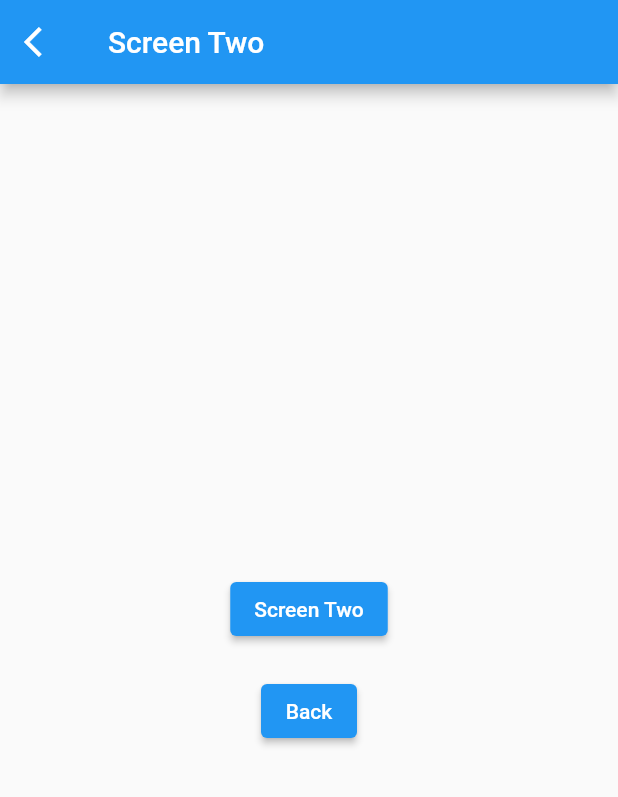
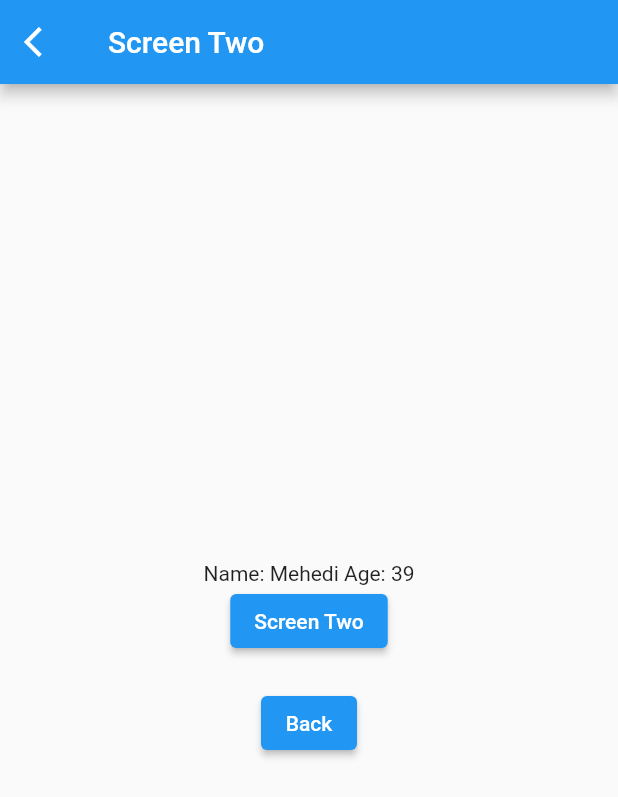
Before and after one commit to jpmehedi/ict-flutter-batch-7, a Flutter app: the ScreenOne screen opened by its route, after a tap on "Screen One", on a phone screen of 412 x 824 dp. Shown: the top 797 px of the screen. Run offline on Flutter 3.47's test engine with Material 2 defaults, Android fonts, the phone set to English and light mode, and no system bars.

Commit message:
Pass data to another screen

```diff
--- a/lib/screen_one.dart
+++ b/lib/screen_one.dart
@@ -4,6 +4,8 @@ import 'package:flutter/material.dart';
 class ScreenOne extends StatelessWidget {
  static final String path = "ScreenOne";
   ScreenOne({ Key? key });
+  String name = "Mehedi";
+  int age = 39;
 
   @override
   Widget build(BuildContext context) {
@@ -12,7 +14,8 @@ class ScreenOne extends StatelessWidget {
       body: Center(
         child: ElevatedButton(
           onPressed: (){
-            Navigator.pushNamed(context, ScreenTwo.path);
+            // Navigator.pushNamed(context, ScreenTwo.path, arguments: [name, age]);
+            Navigator.pushNamed(context, ScreenTwo.path, arguments:{"name": name, "age": age});
           },
           child: Text("Screen One")
         ),
--- a/lib/screen_three.dart
+++ b/lib/screen_three.dart
@@ -21,7 +21,7 @@ class ScreenThree extends StatelessWidget {
         child: ElevatedButton(
           onPressed: (){
             // Navigator.pop(context);
-            Navigator.popAndPushNamed(context, ScreenOne.path);
+            Navigator.pushNamedAndRemoveUntil(context, ScreenOne.path, (route) => false);
           },
           child: Text("Back")
         ),
--- a/lib/screen_two.dart
+++ b/lib/screen_two.dart
@@ -7,6 +7,8 @@ class ScreenTwo extends StatelessWidget {
 
   @override
   Widget build(BuildContext context) {
+    // final data = ModalRoute.of(context)!.settings.arguments as List;
+    final data = ModalRoute.of(context)!.settings.arguments as Map;
     return Scaffold(
       appBar: AppBar(
         leading: IconButton(
@@ -22,6 +24,8 @@ class ScreenTwo extends StatelessWidget {
         child: Column(
           mainAxisAlignment: MainAxisAlignment.center,
           children: [
+            // Text("Name: ${data[0]} Age: ${data[1]}"),
+            Text("Name: ${data["name"]} Age: ${data["age"]}"),
             ElevatedButton(
               onPressed: (){
                 Navigator.pushNamed(context, ScreenThree.path);
```
